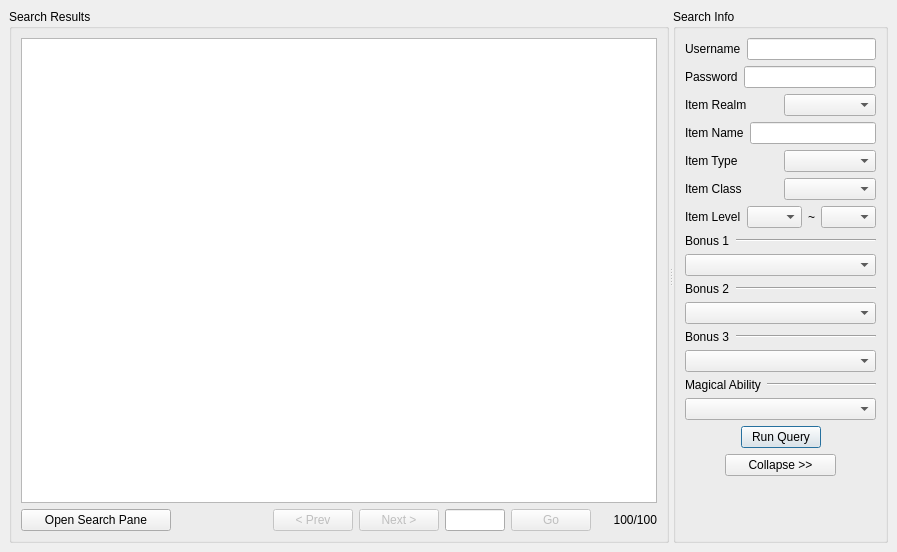
The window that Ethinarg2.ui (tomkins/spellcraftcalc) describes before a commit, drawn with Qt 5.
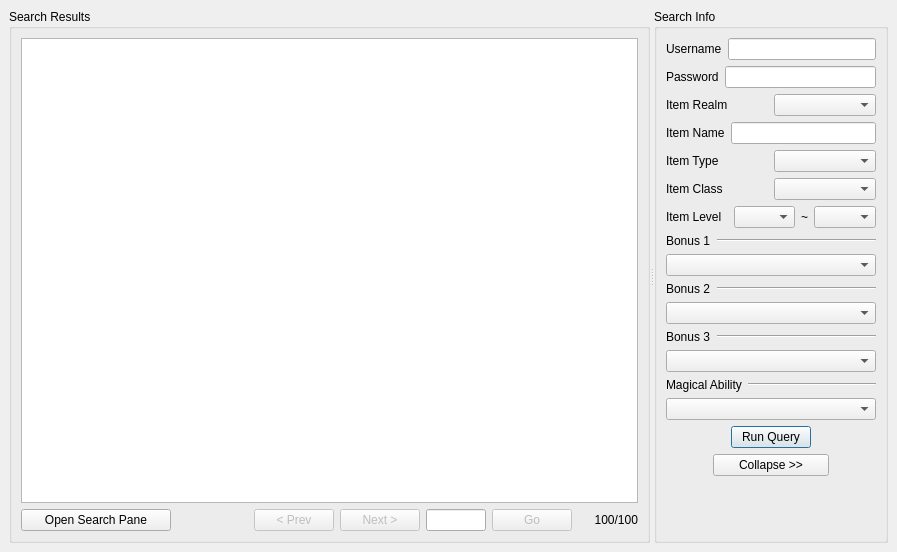
The same window after the commit. Custom widgets are drawn as their Qt base class.

Commit message: Fix collapse button layout

```diff
--- a/Ethinarg2.ui
+++ b/Ethinarg2.ui
@@ -710,6 +710,9 @@
                   <property name="orientation" >
                    <enum>Qt::Horizontal</enum>
                   </property>
+             <property name="sizeType" >
+              <enum>QSizePolicy::MinimumExpanding</enum>
+             </property>
                   <property name="sizeHint" >
                    <size>
                     <width>40</width>
@@ -724,10 +727,16 @@
                    <sizepolicy>
                     <hsizetype>3</hsizetype>
                     <vsizetype>0</vsizetype>
-                    <horstretch>1</horstretch>
+               <horstretch>0</horstretch>
                     <verstretch>0</verstretch>
                    </sizepolicy>
                   </property>
+             <property name="minimumSize" >
+              <size>
+               <width>116</width>
+               <height>0</height>
+              </size>
+             </property>
                   <property name="text" >
                    <string>Collapse >></string>
                   </property>
@@ -744,6 +753,9 @@
                   <property name="orientation" >
                    <enum>Qt::Horizontal</enum>
                   </property>
+             <property name="sizeType" >
+              <enum>QSizePolicy::MinimumExpanding</enum>
+             </property>
                   <property name="sizeHint" >
                    <size>
                     <width>40</width>
```
Lines whose indentation alone changed are shown as unchanged.
